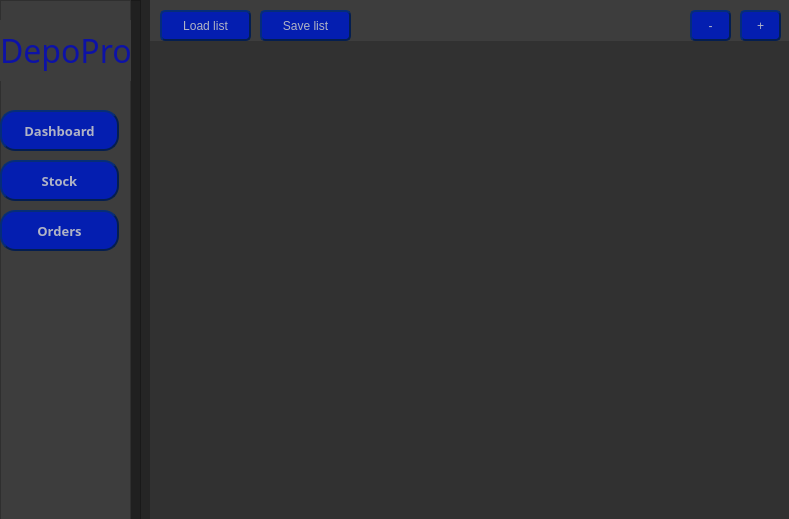
Before: the Qt Designer form DepoPro/DepoPro.ui in AlexOfRivia/DepoPro, drawn with Qt 5.
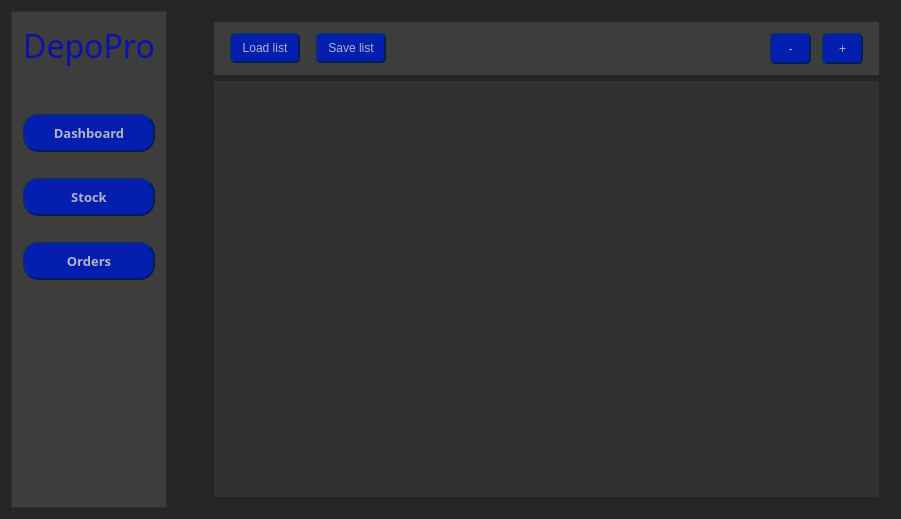
After: the same form once the commit is applied. The open tabs and pages were chosen to show the change.

Commit message: Made more changes to the UI layout

Diff of the .ui file:
```diff
--- a/DepoPro/DepoPro.ui
+++ b/DepoPro/DepoPro.ui
@@ -6,7 +6,7 @@
    <rect>
     <x>0</x>
     <y>0</y>
-    <width>789</width>
+    <width>901</width>
     <height>519</height>
    </rect>
   </property>
@@ -20,39 +20,9 @@
 }</string>
   </property>
   <widget class="QWidget" name="centralWidget">
-   <widget class="QFrame" name="Sidebar_2">
-    <property name="enabled">
-     <bool>true</bool>
-    </property>
-    <property name="geometry">
-     <rect>
-      <x>0</x>
-      <y>0</y>
-      <width>141</width>
-      <height>521</height>
-     </rect>
-    </property>
-    <property name="styleSheet">
-     <string notr="true">QFrame
-{
-	background-color: rgb(32,32,32);
-}</string>
-    </property>
-    <property name="frameShape">
-     <enum>QFrame::Shape::StyledPanel</enum>
-    </property>
-    <property name="frameShadow">
-     <enum>QFrame::Shadow::Raised</enum>
-    </property>
+   <layout class="QHBoxLayout" name="horizontalLayout">
+    <item>
     <widget class="QFrame" name="Sidebar">
-     <property name="geometry">
-      <rect>
-       <x>0</x>
-       <y>0</y>
-       <width>131</width>
-       <height>541</height>
-      </rect>
-     </property>
      <property name="styleSheet">
       <string notr="true">QFrame
 {
@@ -65,17 +35,56 @@
      <property name="frameShadow">
       <enum>QFrame::Shadow::Raised</enum>
      </property>
+      <property name="lineWidth">
+       <number>1</number>
+      </property>
+      <layout class="QVBoxLayout" name="verticalLayout">
+       <item>
+        <widget class="QLabel" name="mainLabel">
+         <property name="font">
+          <font>
+           <family>Britannic</family>
+           <pointsize>18</pointsize>
+           <bold>true</bold>
+          </font>
+         </property>
+         <property name="text">
+          <string>&lt;html&gt;&lt;head/&gt;&lt;body&gt;&lt;p align=&quot;center&quot;&gt;&lt;span style=&quot; font-size:24pt; font-weight:400; color:#0d12a6;&quot;&gt;DepoPro&lt;/span&gt;&lt;/p&gt;&lt;/body&gt;&lt;/html&gt;</string>
+         </property>
+        </widget>
+       </item>
+       <item>
+        <spacer name="verticalSpacer_2">
+         <property name="orientation">
+          <enum>Qt::Orientation::Vertical</enum>
+         </property>
+         <property name="sizeType">
+          <enum>QSizePolicy::Policy::Fixed</enum>
+         </property>
+         <property name="sizeHint" stdset="0">
+          <size>
+           <width>20</width>
+           <height>40</height>
+          </size>
+         </property>
+        </spacer>
+       </item>
+       <item>
      <widget class="QPushButton" name="dashboardButton">
       <property name="enabled">
        <bool>true</bool>
       </property>
-      <property name="geometry">
-       <rect>
-        <x>0</x>
-        <y>110</y>
-        <width>119</width>
-        <height>41</height>
-       </rect>
+         <property name="sizePolicy">
+          <sizepolicy hsizetype="Minimum" vsizetype="Preferred">
+           <horstretch>0</horstretch>
+           <verstretch>0</verstretch>
+          </sizepolicy>
+         </property>
+         <property name="minimumSize">
+          <size>
+           <width>121</width>
+           <height>38</height>
+          </size>
       </property>
       <property name="font">
        <font>
@@ -129,17 +138,39 @@
        <bool>false</bool>
       </property>
      </widget>
+       </item>
+       <item>
+        <spacer name="verticalSpacer_3">
+         <property name="orientation">
+          <enum>Qt::Orientation::Vertical</enum>
+         </property>
+         <property name="sizeType">
+          <enum>QSizePolicy::Policy::Fixed</enum>
+         </property>
+         <property name="sizeHint" stdset="0">
+          <size>
+           <width>20</width>
+           <height>20</height>
+          </size>
+         </property>
+        </spacer>
+       </item>
+       <item>
      <widget class="QPushButton" name="stockButton">
       <property name="enabled">
        <bool>true</bool>
       </property>
-      <property name="geometry">
-       <rect>
-        <x>0</x>
-        <y>160</y>
-        <width>119</width>
-        <height>41</height>
-       </rect>
+         <property name="sizePolicy">
+          <sizepolicy hsizetype="Minimum" vsizetype="Preferred">
+           <horstretch>0</horstretch>
+           <verstretch>0</verstretch>
+          </sizepolicy>
+         </property>
+         <property name="minimumSize">
+          <size>
+           <width>121</width>
+           <height>38</height>
+          </size>
       </property>
       <property name="font">
        <font>
@@ -193,37 +224,33 @@
        <bool>false</bool>
       </property>
      </widget>
-     <widget class="QLabel" name="mainLabel">
-      <property name="geometry">
-       <rect>
-        <x>0</x>
-        <y>20</y>
-        <width>131</width>
-        <height>61</height>
-       </rect>
-      </property>
-      <property name="font">
-       <font>
-        <family>Britannic</family>
-        <pointsize>18</pointsize>
-        <bold>true</bold>
-       </font>
-      </property>
-      <property name="text">
-       <string>&lt;html&gt;&lt;head/&gt;&lt;body&gt;&lt;p align=&quot;center&quot;&gt;&lt;span style=&quot; font-size:24pt; font-weight:400; color:#0d12a6;&quot;&gt;DepoPro&lt;/span&gt;&lt;/p&gt;&lt;/body&gt;&lt;/html&gt;</string>
-      </property>
-     </widget>
+       </item>
+       <item>
+        <spacer name="verticalSpacer_4">
+         <property name="orientation">
+          <enum>Qt::Orientation::Vertical</enum>
+         </property>
+         <property name="sizeType">
+          <enum>QSizePolicy::Policy::Fixed</enum>
+         </property>
+         <property name="sizeHint" stdset="0">
+          <size>
+           <width>20</width>
+           <height>20</height>
+          </size>
+         </property>
+        </spacer>
+       </item>
+       <item>
      <widget class="QPushButton" name="orderButton">
       <property name="enabled">
        <bool>true</bool>
       </property>
-      <property name="geometry">
-       <rect>
-        <x>0</x>
-        <y>210</y>
-        <width>119</width>
-        <height>41</height>
-       </rect>
+         <property name="minimumSize">
+          <size>
+           <width>121</width>
+           <height>38</height>
+          </size>
       </property>
       <property name="font">
        <font>
@@ -277,17 +304,41 @@
        <bool>false</bool>
       </property>
      </widget>
-    </widget>
-   </widget>
+       </item>
+       <item>
+        <spacer name="verticalSpacer">
+         <property name="orientation">
+          <enum>Qt::Orientation::Vertical</enum>
+         </property>
+         <property name="sizeHint" stdset="0">
+          <size>
+           <width>20</width>
+           <height>40</height>
+          </size>
+         </property>
+        </spacer>
+       </item>
+      </layout>
+     </widget>
+    </item>
+    <item>
+     <spacer name="horizontalSpacer">
+      <property name="orientation">
+       <enum>Qt::Orientation::Horizontal</enum>
+      </property>
+      <property name="sizeType">
+       <enum>QSizePolicy::Policy::Fixed</enum>
+      </property>
+      <property name="sizeHint" stdset="0">
+       <size>
+        <width>30</width>
+        <height>20</height>
+       </size>
+      </property>
+     </spacer>
+    </item>
+    <item>
    <widget class="QStackedWidget" name="stackedWidget">
-    <property name="geometry">
-     <rect>
-      <x>150</x>
-      <y>-20</y>
-      <width>641</width>
-      <height>541</height>
-     </rect>
-    </property>
     <property name="currentIndex">
      <number>0</number>
     </property>
@@ -601,38 +652,9 @@
      </widget>
     </widget>
     <widget class="QWidget" name="page_2">
-     <widget class="QListWidget" name="itemList">
-      <property name="geometry">
-       <rect>
-        <x>0</x>
-        <y>60</y>
-        <width>641</width>
-        <height>481</height>
-       </rect>
-      </property>
-      <property name="styleSheet">
-       <string notr="true">QListWidget
-{
-	border:none;
-	background-color: rgba(61,61,61,128);
-}</string>
-      </property>
-      <property name="spacing">
-       <number>1</number>
-      </property>
-      <property name="currentRow">
-       <number>-1</number>
-      </property>
-     </widget>
+       <layout class="QVBoxLayout" name="verticalLayout_3">
+        <item>
      <widget class="QFrame" name="frame">
-      <property name="geometry">
-       <rect>
-        <x>0</x>
-        <y>20</y>
-        <width>641</width>
-        <height>41</height>
-       </rect>
-      </property>
       <property name="styleSheet">
        <string notr="true">QFrame
 {
@@ -646,90 +668,30 @@
       <property name="frameShadow">
        <enum>QFrame::Shadow::Raised</enum>
       </property>
-      <widget class="QPushButton" name="addButton">
-       <property name="geometry">
-        <rect>
-         <x>590</x>
-         <y>10</y>
-         <width>41</width>
-         <height>31</height>
-        </rect>
-       </property>
-       <property name="maximumSize">
+          <layout class="QHBoxLayout" name="horizontalLayout_3">
+           <item>
+            <spacer name="horizontalSpacer_7">
+             <property name="orientation">
+              <enum>Qt::Orientation::Horizontal</enum>
+             </property>
+             <property name="sizeType">
+              <enum>QSizePolicy::Policy::Fixed</enum>
+             </property>
+             <property name="sizeHint" stdset="0">
         <size>
-         <width>41</width>
-         <height>16777215</height>
-        </size>
-       </property>
-       <property name="styleSheet">
-        <string notr="true">QPushButton#addButton{
-	font: 700 10pt &quot;Britannic&quot;;
-	color: rgba(200,200,200,225);
-	background-color: rgba(4,30,176,255);		
-	border-radius: 5px;
-	border-style: outset;
-    border-width: 2px;
-    border-color: rgba(4,30,80,255);	
-}
-QPushButton#addButton:Hover
-{
-	background-color: rgba(4,30,146,255);	
-	border: inset;
-}
-QPushButton#addButton:Pressed
-{
-	background-color: rgba(4,30,120,255);	
-	border: inset;
-}
-</string>
-       </property>
-       <property name="text">
-        <string>+</string>
-       </property>
-      </widget>
-      <widget class="QPushButton" name="removeButton">
-       <property name="geometry">
-        <rect>
-         <x>540</x>
-         <y>10</y>
-         <width>41</width>
-         <height>31</height>
-        </rect>
-       </property>
-       <property name="styleSheet">
-        <string notr="true">QPushButton#removeButton{
-	font: 700 10pt &quot;Britannic&quot;;
-	color: rgba(200,200,200,225);
-	background-color: rgba(4,30,176,255);		
-	border-radius: 5px;
-	border-style: outset;
-    border-width: 2px;
-    border-color: rgba(4,30,80,255);	
-}
-QPushButton#removeButton:Hover
-{
-	background-color: rgba(4,30,146,255);	
-	border: inset;
-}
-QPushButton#removeButton:Pressed
-{
-	background-color: rgba(4,30,120,255);	
-	border: inset;
-}
-</string>
-       </property>
-       <property name="text">
-        <string>-</string>
-       </property>
-      </widget>
+               <width>5</width>
+               <height>20</height>
+              </size>
+             </property>
+            </spacer>
+           </item>
+           <item>
       <widget class="QPushButton" name="loadButton">
-       <property name="geometry">
-        <rect>
-         <x>10</x>
-         <y>10</y>
-         <width>91</width>
-         <height>31</height>
-        </rect>
+             <property name="minimumSize">
+              <size>
+               <width>70</width>
+               <height>30</height>
+              </size>
        </property>
        <property name="styleSheet">
         <string notr="true">QPushButton#loadButton{
@@ -757,14 +719,30 @@
         <string>Load list</string>
        </property>
       </widget>
+           </item>
+           <item>
+            <spacer name="horizontalSpacer_6">
+             <property name="orientation">
+              <enum>Qt::Orientation::Horizontal</enum>
+             </property>
+             <property name="sizeType">
+              <enum>QSizePolicy::Policy::Fixed</enum>
+             </property>
+             <property name="sizeHint" stdset="0">
+              <size>
+               <width>10</width>
+               <height>20</height>
+              </size>
+             </property>
+            </spacer>
+           </item>
+           <item>
       <widget class="QPushButton" name="saveButton">
-       <property name="geometry">
-        <rect>
-         <x>110</x>
-         <y>10</y>
-         <width>91</width>
-         <height>31</height>
-        </rect>
+             <property name="minimumSize">
+              <size>
+               <width>70</width>
+               <height>30</height>
+              </size>
        </property>
        <property name="styleSheet">
         <string notr="true">QPushButton#saveButton{
@@ -792,9 +770,153 @@
         <string>Save list</string>
        </property>
       </widget>
-     </widget>
-    </widget>
-   </widget>
+           </item>
+           <item>
+            <spacer name="horizontalSpacer_5">
+             <property name="orientation">
+              <enum>Qt::Orientation::Horizontal</enum>
+             </property>
+             <property name="sizeHint" stdset="0">
+              <size>
+               <width>20</width>
+               <height>20</height>
+              </size>
+             </property>
+            </spacer>
+           </item>
+           <item>
+            <widget class="QPushButton" name="removeButton">
+             <property name="minimumSize">
+              <size>
+               <width>41</width>
+               <height>31</height>
+              </size>
+             </property>
+             <property name="styleSheet">
+              <string notr="true">QPushButton#removeButton{
+	font: 700 10pt &quot;Britannic&quot;;
+	color: rgba(200,200,200,225);
+	background-color: rgba(4,30,176,255);		
+	border-radius: 5px;
+	border-style: outset;
+    border-width: 2px;
+    border-color: rgba(4,30,80,255);	
+}
+QPushButton#removeButton:Hover
+{
+	background-color: rgba(4,30,146,255);	
+	border: inset;
+}
+QPushButton#removeButton:Pressed
+{
+	background-color: rgba(4,30,120,255);	
+	border: inset;
+}
+</string>
+             </property>
+             <property name="text">
+              <string>-</string>
+             </property>
+            </widget>
+           </item>
+           <item>
+            <spacer name="horizontalSpacer_8">
+             <property name="orientation">
+              <enum>Qt::Orientation::Horizontal</enum>
+             </property>
+             <property name="sizeType">
+              <enum>QSizePolicy::Policy::Fixed</enum>
+             </property>
+             <property name="sizeHint" stdset="0">
+              <size>
+               <width>5</width>
+               <height>20</height>
+              </size>
+             </property>
+            </spacer>
+           </item>
+           <item>
+            <widget class="QPushButton" name="addButton">
+             <property name="minimumSize">
+              <size>
+               <width>41</width>
+               <height>31</height>
+              </size>
+             </property>
+             <property name="maximumSize">
+              <size>
+               <width>41</width>
+               <height>16777215</height>
+              </size>
+             </property>
+             <property name="styleSheet">
+              <string notr="true">QPushButton#addButton{
+	font: 700 10pt &quot;Britannic&quot;;
+	color: rgba(200,200,200,225);
+	background-color: rgba(4,30,176,255);		
+	border-radius: 5px;
+	border-style: outset;
+    border-width: 2px;
+    border-color: rgba(4,30,80,255);	
+}
+QPushButton#addButton:Hover
+{
+	background-color: rgba(4,30,146,255);	
+	border: inset;
+}
+QPushButton#addButton:Pressed
+{
+	background-color: rgba(4,30,120,255);	
+	border: inset;
+}
+</string>
+             </property>
+             <property name="text">
+              <string>+</string>
+             </property>
+            </widget>
+           </item>
+           <item>
+            <spacer name="horizontalSpacer_9">
+             <property name="orientation">
+              <enum>Qt::Orientation::Horizontal</enum>
+             </property>
+             <property name="sizeType">
+              <enum>QSizePolicy::Policy::Fixed</enum>
+             </property>
+             <property name="sizeHint" stdset="0">
+              <size>
+               <width>5</width>
+               <height>20</height>
+              </size>
+             </property>
+            </spacer>
+           </item>
+          </layout>
+         </widget>
+        </item>
+        <item>
+         <widget class="QListWidget" name="itemList">
+          <property name="styleSheet">
+           <string notr="true">QListWidget
+{
+	border:none;
+	background-color: rgba(61,61,61,128);
+}</string>
+          </property>
+          <property name="spacing">
+           <number>1</number>
+          </property>
+          <property name="currentRow">
+           <number>-1</number>
+          </property>
+         </widget>
+        </item>
+       </layout>
+      </widget>
+     </widget>
+    </item>
+   </layout>
   </widget>
  </widget>
  <layoutdefault spacing="6" margin="11"/>
```
Left out of the diff: 643 changed lines with no effect on the pictures. Lines whose indentation alone changed are shown as unchanged.
